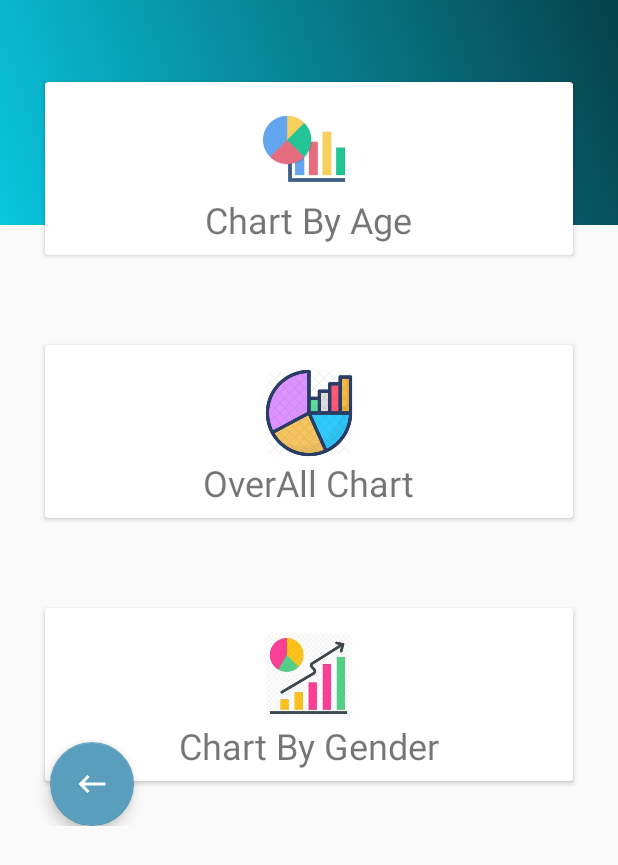
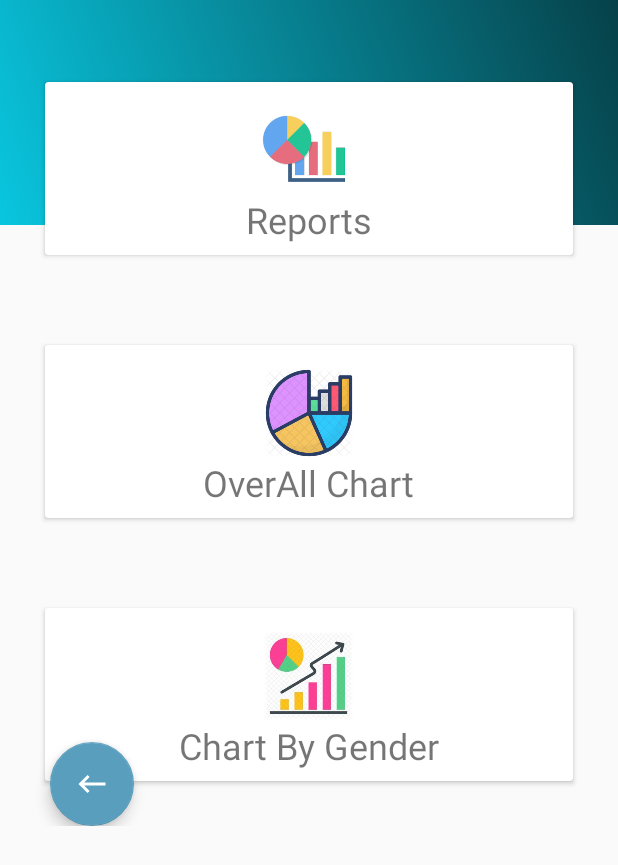
Before and after one commit to evanamahfouz/RetinalDetictPro, an Android app: the DashboradResearcherFragment screen opened directly, with no data from a screen before it, on a phone screen of 412 x 824 dp. Shown: the top 865 px of the screen. Run offline under Robolectric (Android 15) with nearby library versions, the phone set to English and light mode, and no system bars; our stand-ins replace data binding; 1 statement that could not run was skipped.

Commit message:
commet_firebase_4

```diff
--- a/app/src/main/java/com/example/ratinadeticpro/Ui/ui/History/HistoryFragment.kt
+++ b/app/src/main/java/com/example/ratinadeticpro/Ui/ui/History/HistoryFragment.kt
@@ -87,7 +87,7 @@ class HistoryFragment : Fragment() {
             prof.visibility = View.GONE
         })
 
-        viewModel.mutableError.observe(this, Observer { errorLabel ->
+        viewModel.mutableError.observe(viewLifecycleOwner, Observer { errorLabel ->
 
             //database
             if (errorLabel.isNotEmpty()) {
--- a/app/src/main/java/com/example/ratinadeticpro/Ui/ui/ResercherDashBoard/DashboradResearcherFragment.kt
+++ b/app/src/main/java/com/example/ratinadeticpro/Ui/ui/ResercherDashBoard/DashboradResearcherFragment.kt
@@ -36,5 +36,9 @@ class DashboradResearcherFragment : Fragment() {
             Navigation.findNavController(view)
                 .navigate(R.id.action_dashboradResearcherFragment_to_chartByAgeFragment)
         }
+        floatingActionButtonDash.setOnClickListener {
+            Navigation.findNavController(view)
+                .navigate(R.id.action_dashboradResearcherFragment_to_loginActivity)
+        }
     }
 }
--- a/app/src/main/java/com/example/ratinadeticpro/Ui/ui/predict/PredictFragment.kt
+++ b/app/src/main/java/com/example/ratinadeticpro/Ui/ui/predict/PredictFragment.kt
@@ -159,7 +159,7 @@ class PredictFragment : Fragment() {
                         // onSignFailed();
                         progressDialog.dismiss()
                     }
-                }, 10000
+                }, 12000
             )
 
 
--- a/app/src/main/res/layout/fragment_chart_by_age.xml
+++ b/app/src/main/res/layout/fragment_chart_by_age.xml
@@ -20,7 +20,6 @@
             android:orientation="horizontal">
 
 
-
             <TextView
                 android:id="@+id/txt_type"
                 android:layout_width="65dp"
@@ -36,13 +35,14 @@
                 android:id="@+id/txt_eyepart"
                 android:layout_width="0dp"
                 android:layout_height="50dp"
+                android:layout_marginStart="22dp"
                 android:layout_weight="1"
                 android:fontFamily="sans-serif-medium"
                 android:gravity="center"
-                android:layout_marginLeft="22dp"
                 android:text="eye side"
                 android:textColor="@color/wight"
                 android:textSize="16sp" />
+
             <TextView
                 android:id="@+id/txt_date"
                 android:layout_width="0dp"
--- a/app/src/main/res/layout/fragment_dashborad_researcher.xml
+++ b/app/src/main/res/layout/fragment_dashborad_researcher.xml
@@ -52,7 +52,7 @@
                         android:layout_height="wrap_content"
                         android:layout_below="@id/bus"
                         android:layout_centerHorizontal="true"
-                        android:text="Chart By Age"
+                        android:text="Reports"
                         android:textSize="24sp" />
 
                     <ImageView
--- a/app/src/main/res/layout/fragment_history.xml
+++ b/app/src/main/res/layout/fragment_history.xml
@@ -19,7 +19,6 @@
             android:orientation="horizontal">
 
 
-
             <TextView
                 android:id="@+id/txt_type"
                 android:layout_width="65dp"
@@ -35,12 +34,14 @@
                 android:id="@+id/txt_eyepart"
                 android:layout_width="0dp"
                 android:layout_height="50dp"
+                android:layout_marginStart="22dp"
                 android:layout_weight="1"
                 android:fontFamily="sans-serif-medium"
                 android:gravity="center"
                 android:text="eye side"
                 android:textColor="@color/wight"
                 android:textSize="16sp" />
+
             <TextView
                 android:id="@+id/txt_date"
                 android:layout_width="0dp"
```
Also changed, not shown: app/src/main/java/com/example/ratinadeticpro/Ui/ui/ChartOverAllFragment/ChartOverAllFragment.kt (+8 -1 lines), app/src/main/res/layout/fragment_chart_over_all.xml (+9 -0 lines).
